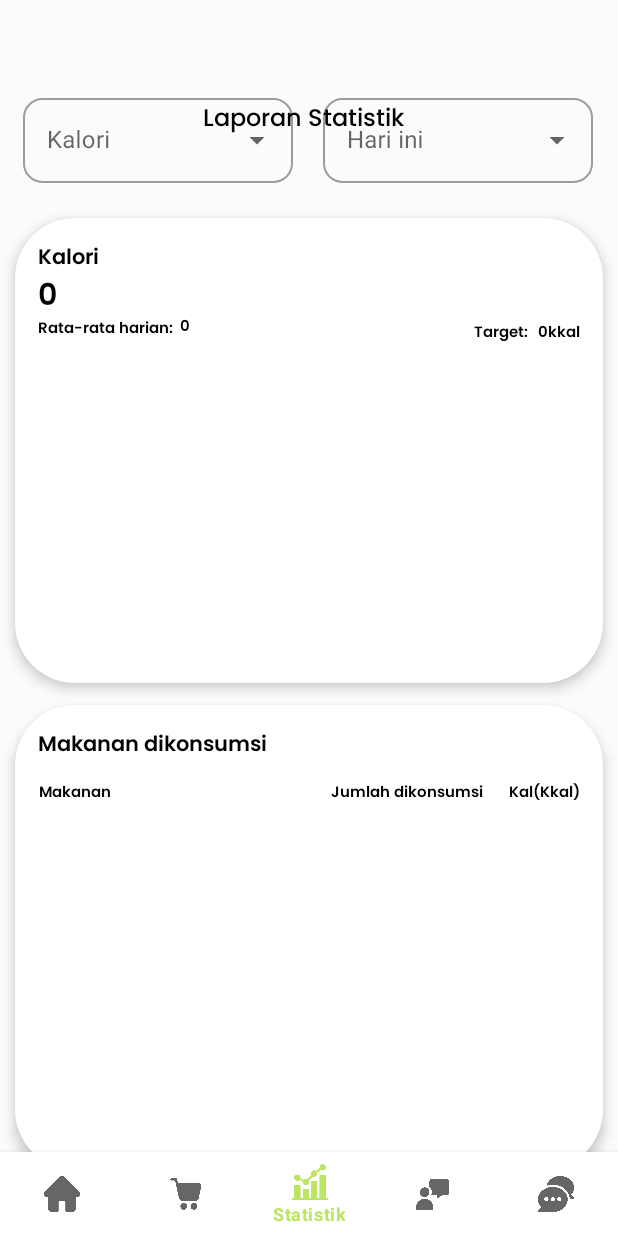
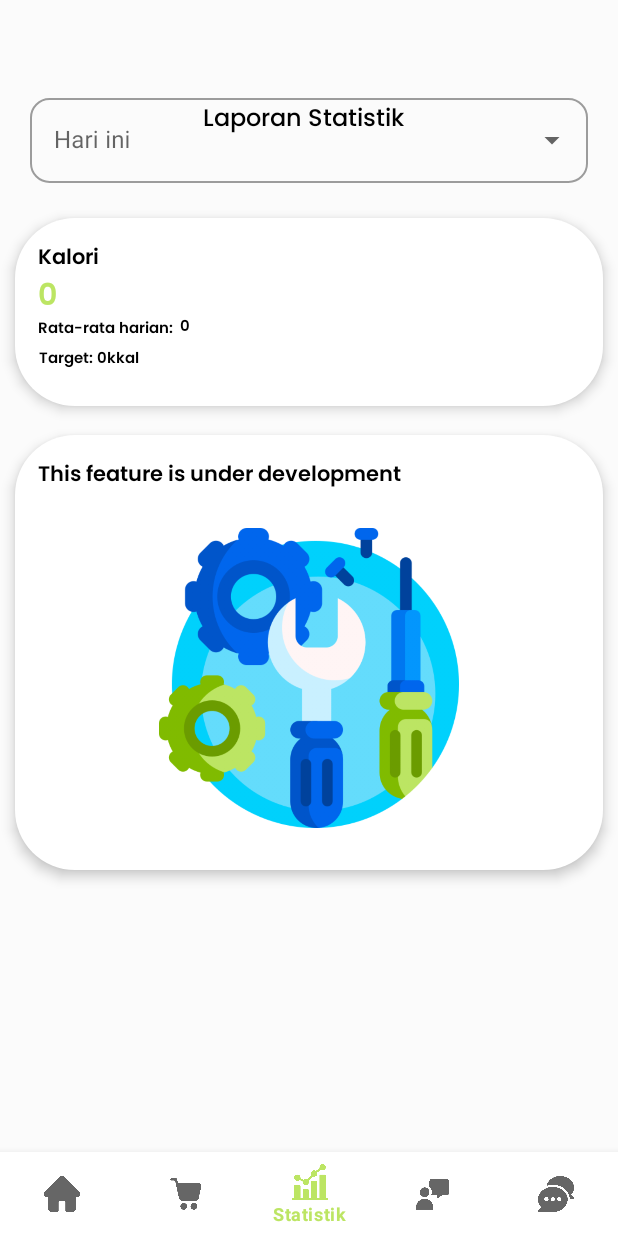
Before and after one commit to agaaaptr/Diet-Pro-App-Project, an Android app: the StatistikFragment screen opened through its navigation route, on a phone screen of 412 x 824 dp. Run offline under Robolectric (Android 15) with nearby library versions, the phone set to English and light mode, and no system bars; our stand-ins replace Picasso, navigation-ui, sdp/ssp sizes; libraries missing offline, so code that uses them is left out: com.chibatching.kotpref, com.inyongtisto.myhelper; pictures from the network do not load; 2 statements that could not run were skipped.

Commit message:
style(userinterface): Laporan statistik UI update

```diff
--- a/app/build.gradle
+++ b/app/build.gradle
@@ -91,6 +91,9 @@ dependencies {
     // display image
     implementation 'com.squareup.picasso:picasso:2.71828'
 
-    //slider
+    // slider
     implementation("com.tbuonomo:dotsindicator:4.3")
+
+    // bar chart
+    implementation 'com.diogobernardino:williamchart:3.10.1'
 }
--- a/app/src/main/res/layout/fragment_statistik.xml
+++ b/app/src/main/res/layout/fragment_statistik.xml
@@ -35,24 +35,6 @@
         android:layout_height="wrap_content"
         android:layout_marginTop="60dp">
 
-        <com.google.android.material.textfield.TextInputLayout
-            style="@style/Widget.MaterialComponents.TextInputLayout.OutlinedBox.ExposedDropdownMenu"
-            app:boxCornerRadiusBottomEnd="@dimen/_10sdp"
-            app:boxCornerRadiusBottomStart="@dimen/_10sdp"
-            app:boxCornerRadiusTopEnd="@dimen/_10sdp"
-            app:boxCornerRadiusTopStart="@dimen/_10sdp"
-            android:layout_width="180dp"
-            android:layout_marginStart="15dp"
-            android:layout_height="wrap_content"
-            android:hint="Kalori">
-
-            <AutoCompleteTextView
-                android:id="@+id/dd_opsisatuan"
-                android:layout_width="match_parent"
-                android:layout_height="wrap_content"
-                android:inputType="none" />
-
-        </com.google.android.material.textfield.TextInputLayout>
 
         <com.google.android.material.textfield.TextInputLayout
             style="@style/Widget.MaterialComponents.TextInputLayout.OutlinedBox.ExposedDropdownMenu"
@@ -60,10 +42,12 @@
             app:boxCornerRadiusBottomStart="@dimen/_10sdp"
             app:boxCornerRadiusTopEnd="@dimen/_10sdp"
             app:boxCornerRadiusTopStart="@dimen/_10sdp"
-            android:layout_width="180dp"
+            android:layout_width="match_parent"
             android:layout_marginStart="20dp"
+            android:layout_marginEnd="20dp"
             android:layout_height="wrap_content"
-            android:hint="Hari ini">
+            android:hint="Hari ini"
+            android:backgroundTint="@color/secondary">
 
             <AutoCompleteTextView
                 android:id="@+id/dd_opsihari"
@@ -79,7 +63,7 @@
         android:layout_width="match_parent"
         android:layout_marginStart="10dp"
         android:layout_marginEnd="10dp"
-        android:layout_height="310dp"
+        android:layout_height="125dp"
         android:layout_marginTop="145dp"
         android:elevation="5dp"
         android:background="@drawable/bg_statistikgraph">
@@ -109,7 +93,7 @@
             android:layout_marginTop="36dp"
             android:fontFamily="@font/poppins_semibold"
             android:text="0"
-            android:textColor="@color/black"
+            android:textColor="@color/secondary"
             android:textSize="20sp"
 
             app:layout_constraintEnd_toEndOf="parent"
@@ -153,8 +137,8 @@
 
             android:layout_width="wrap_content"
             android:layout_height="wrap_content"
-            android:layout_marginTop="68dp"
-            android:layout_marginEnd="50dp"
+            android:layout_marginTop="85dp"
+            android:layout_marginEnd="340dp"
             android:fontFamily="@font/poppins_semibold"
             android:text="Target:"
             android:textColor="@color/black"
@@ -169,8 +153,8 @@
             android:id="@+id/target"
             android:layout_width="wrap_content"
             android:layout_height="wrap_content"
-            android:layout_marginTop="68dp"
-            android:layout_marginEnd="15dp"
+            android:layout_marginTop="85dp"
+            android:layout_marginEnd="309dp"
             android:fontFamily="@font/poppins_semibold"
             android:text="0kkal"
             android:textColor="@color/black"
@@ -187,12 +171,12 @@
         android:layout_width="match_parent"
         android:layout_marginStart="10dp"
         android:layout_marginEnd="10dp"
-        android:layout_height="310dp"
-        android:layout_marginTop="470dp"
+        android:layout_height="290dp"
+        android:layout_marginTop="290dp"
         android:elevation="5dp"
         android:background="@drawable/bg_statistikgraph">
 
-        <TextView
+        <!--<TextView
             android:layout_width="match_parent"
             android:layout_height="wrap_content"
             android:fontFamily="@font/poppins_semibold"
@@ -253,7 +237,29 @@
 
             app:layout_constraintEnd_toEndOf="parent"
             app:layout_constraintTop_toTopOf="parent"
-            tools:ignore="MissingConstraints" />
+            tools:ignore="MissingConstraints" />-->
+
+        <TextView
+            android:layout_width="match_parent"
+            android:layout_height="wrap_content"
+            android:fontFamily="@font/poppins_semibold"
+            android:text="This feature is under development"
+            android:textColor="@color/black"
+            app:layout_constraintEnd_toEndOf="parent"
+            app:layout_constraintStart_toStartOf="parent"
+            app:layout_constraintTop_toTopOf="parent"
+            android:layout_marginTop="15dp"
+            android:layout_marginStart="15dp"/>
+
+        <ImageView
+            android:layout_width="200dp"
+            android:layout_height="200dp"
+            android:src="@drawable/maintenance"
+            app:layout_constraintBottom_toBottomOf="parent"
+            app:layout_constraintEnd_toEndOf="parent"
+            app:layout_constraintStart_toStartOf="parent"
+            app:layout_constraintTop_toTopOf="parent"
+            app:layout_constraintVertical_bias="0.688" />
 
 
     </androidx.constraintlayout.widget.ConstraintLayout>
```
